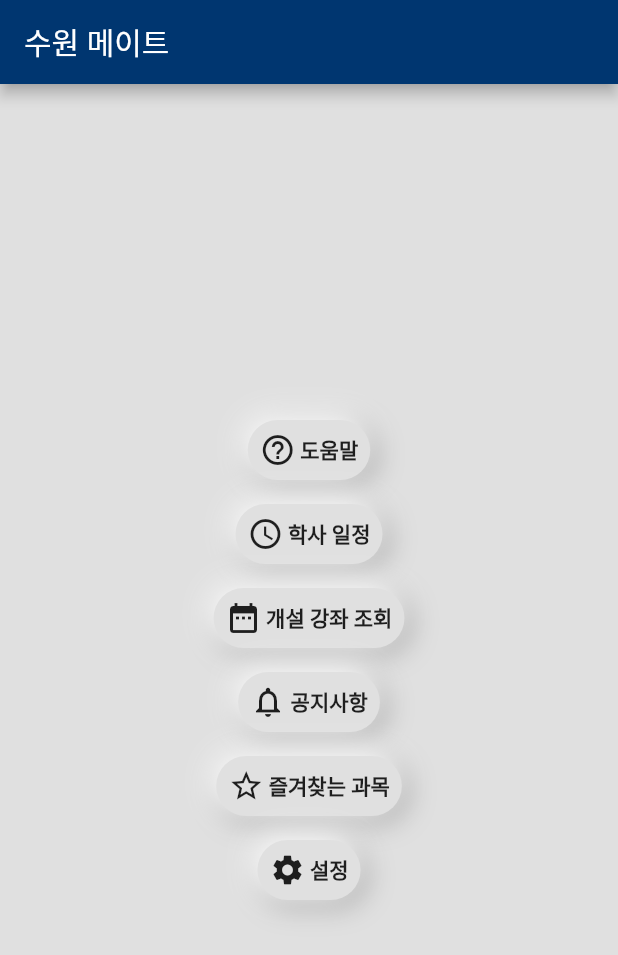
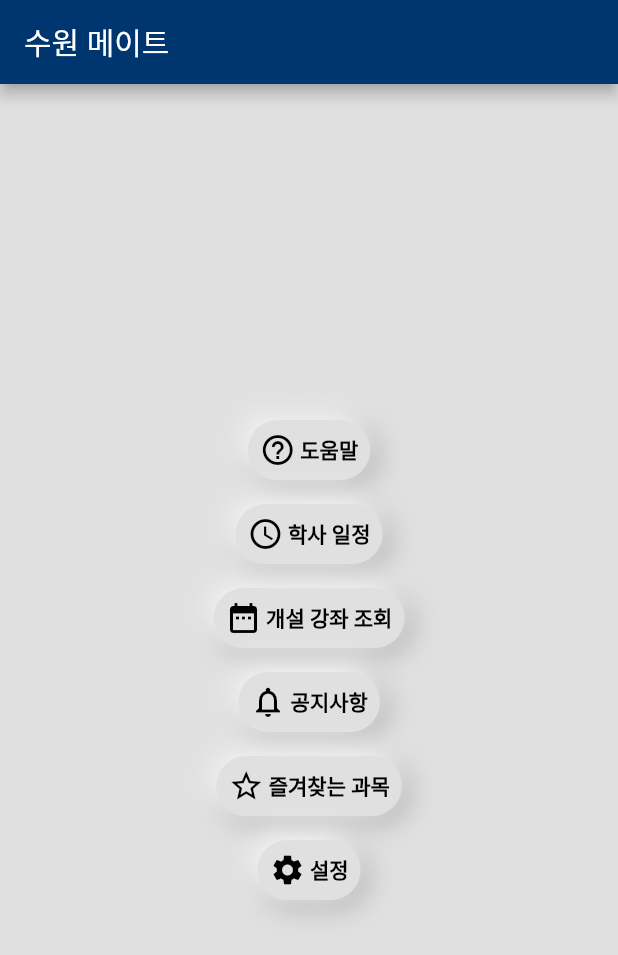
Before and after one commit to sun30812/suwon_mate, a Flutter app: the screen it shows after launch, on a phone screen of 412 x 824 dp. Shown: the top 955 px of the screen. Run offline on Flutter 3.47's test engine with Material 2 defaults, Android fonts, the phone set to English and light mode, and no system bars; our stand-ins replace firebase_core, firebase_database, flutter_html, package_info_plus, shared_preferences; accounts and stored records are empty.

Commit message:
비활성화된 버튼이 작동하는 문제 해결 * 비활성화 된 버튼인 경우 동작이 수행되지 않도록 수정 * 비활성화된 버튼의 경우 디자인을 다르게 표시하도록 설정

```diff
--- a/lib/style_widget.dart
+++ b/lib/style_widget.dart
@@ -173,6 +173,13 @@ class _SuwonButtonState extends State<SuwonButton> {
     return widget.onPressed;
   }
 
+  Color smartColor() {
+    if ((widget.isActivate ?? true) && (widget.onPressed != null)) {
+      return Colors.black;
+    }
+    return Colors.grey;
+  }
+
   @override
   Widget build(BuildContext context) {
     return GestureDetector(
@@ -180,13 +187,17 @@ class _SuwonButtonState extends State<SuwonButton> {
         _isClicked = false;
       }),
       onTapDown: (_) => setState(() {
-        _isClicked = !_isClicked;
+        if (widget.isActivate ?? true) {
+          _isClicked = !_isClicked;
+        }
       }),
       onTapUp: (_) => setState(() {
-        _isClicked = !_isClicked;
+        if (widget.isActivate ?? true) {
+          _isClicked = !_isClicked;
+        }
       }),
       onTap: () {
-        if (widget.onPressed != null) {
+        if ((widget.onPressed != null) && (widget.isActivate ?? true)) {
           widget.onPressed!();
         }
       },
@@ -196,7 +207,7 @@ class _SuwonButtonState extends State<SuwonButton> {
           decoration: BoxDecoration(
               color: Colors.grey[300],
               borderRadius: BorderRadius.circular(20.0),
-              boxShadow: !_isClicked
+              boxShadow: !_isClicked && (widget.isActivate ?? true)
                   ? [
                       BoxShadow(
                           offset: const Offset(3, 3),
@@ -214,11 +225,11 @@ class _SuwonButtonState extends State<SuwonButton> {
           child: Padding(
             padding: const EdgeInsets.all(8.0),
             child: Row(mainAxisSize: MainAxisSize.min, children: [
-              Icon(widget.icon),
+              Icon(widget.icon, color: smartColor(),),
               const Padding(padding: EdgeInsets.only(right: 3.0)),
               Text(
                 widget.btnName,
-                style: const TextStyle(fontWeight: FontWeight.bold),
+                style: TextStyle(color: smartColor(),fontWeight: FontWeight.bold),
               )
             ]),
           ),
```
